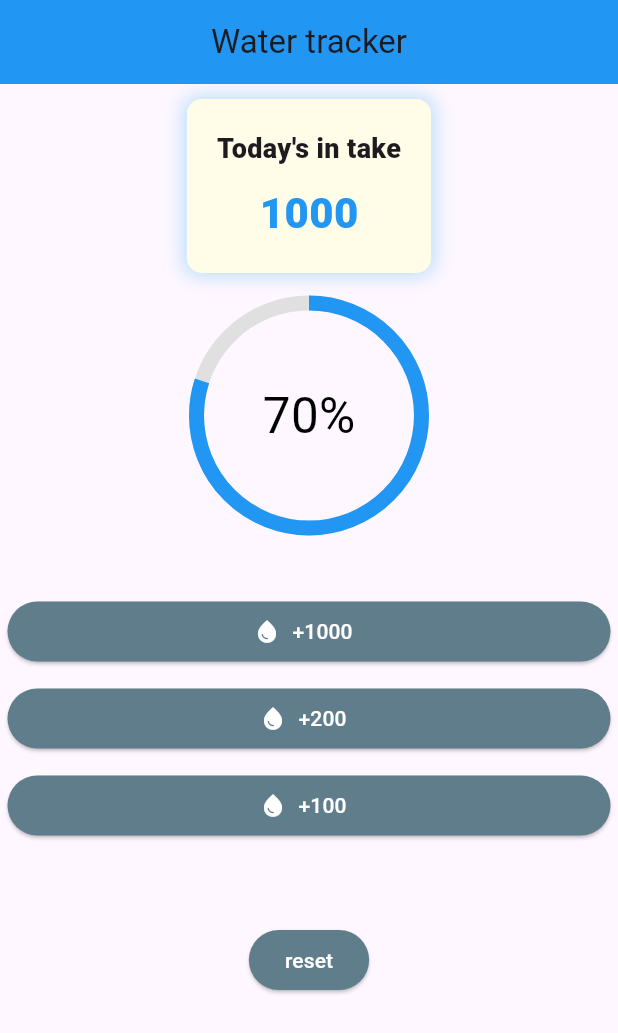
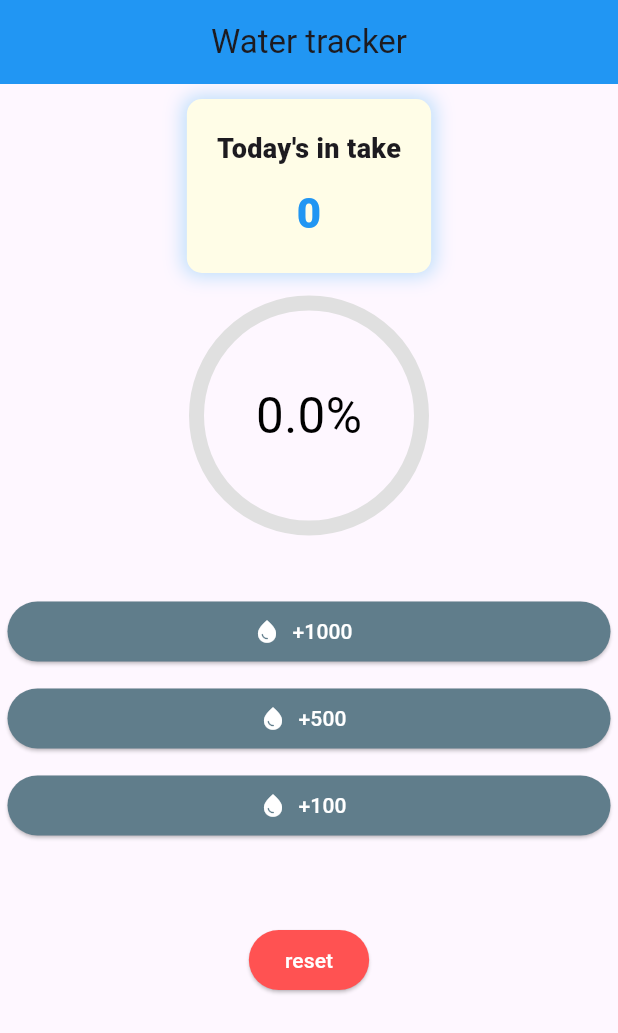
Before and after one commit to ashura-01/water_Tracker, a Flutter app: the screen it shows after launch, on a phone screen of 412 x 824 dp. Shown: the top 1033 px of the screen. Run offline on Flutter 3.47's test engine with Material 3 defaults, Android fonts, the phone set to English and light mode, and no system bars; our stand-ins replace sizer.

Commit message:
completed app

```diff
--- a/lib/addwaterbtn.dart
+++ b/lib/addwaterbtn.dart
@@ -15,10 +15,10 @@ class Addwaterbtn extends StatelessWidget {
       child: Padding(
         padding: EdgeInsets.all(5),
         child: ElevatedButton.icon(
-          onPressed: () {},
+          onPressed: onPressed,
           style: ElevatedButton.styleFrom(
               backgroundColor: Colors.blueGrey, foregroundColor: Colors.white),
-          label: Text("+${amount}"),
+          label: Text("+$amount"),
           icon: Icon(
             icon ?? Icons.water_drop,
             color: Colors.white,
--- a/lib/homepage.dart
+++ b/lib/homepage.dart
@@ -16,7 +16,7 @@ class _HomePageState extends State<HomePage> {
   void addWater(int ammount) {
     setState(() {
       if (_currentIntake < goal) {
-        _currentIntake = _currentIntake += ammount;
+        _currentIntake = (_currentIntake +ammount).clamp(0, goal);
       }
     });
   }
@@ -29,6 +29,7 @@ class _HomePageState extends State<HomePage> {
 
   @override
   Widget build(BuildContext context) {
+    double progress = (_currentIntake/goal).clamp(0.0, 1.0);
     return Scaffold(
       appBar: AppBar(
         title: Text("Water tracker"),
@@ -64,7 +65,7 @@ class _HomePageState extends State<HomePage> {
                     height: 10,
                   ),
                   Text(
-                    "1000",
+                    "${_currentIntake}",
                     style: TextStyle(
                         fontWeight: FontWeight.w800,
                         fontSize: 28,
@@ -83,14 +84,14 @@ class _HomePageState extends State<HomePage> {
                   height: 150,
                   width: 150,
                   child: CircularProgressIndicator(
-                    value: 0.8,
+                    value: progress,
                     color: Colors.blue,
                     backgroundColor: Colors.grey.shade300,
                     strokeWidth: 10,
                   ),
                 ),
                 Text(
-                  "70%",
+                  "${progress*100}%",
                   style: TextStyle(color: Colors.black, fontSize: 4.h),
                 ),
               ],
@@ -100,15 +101,33 @@ class _HomePageState extends State<HomePage> {
             ),
             Wrap(
               children: [
-                Addwaterbtn(amount: 1000, icon: Icons.water_drop,onPressed:()=>addWater(1000),),
-                Addwaterbtn(amount: 200,icon: Icons.water_drop,onPressed: ()=>addWater(200),),
-                Addwaterbtn(amount: 100,icon: Icons.water_drop,onPressed: ()=>addWater(100),),
+                Addwaterbtn(
+                  amount: 1000,
+                  icon: Icons.water_drop,
+                  onPressed: () => addWater(1000),
+                ),
+                Addwaterbtn(
+                  amount: 500,
+                  icon: Icons.water_drop,
+                  onPressed: () => addWater(500),
+                ),
+                Addwaterbtn(
+                  amount: 100,
+                  icon: Icons.water_drop,
+                  onPressed: () => addWater(100),
+                ),
               ],
             ),
             SizedBox(
               height: 50,
             ),
-          ElevatedButton(onPressed: (){}, child: Text("reset"),style:ElevatedButton.styleFrom(backgroundColor: Colors.blueGrey,foregroundColor: Colors.white),),
+            ElevatedButton(
+              onPressed: ()=>resetWater(),
+              style: ElevatedButton.styleFrom(
+                  backgroundColor: Colors.redAccent,
+                  foregroundColor: Colors.white),
+              child: Text("reset"),
+            ),
           ],
         ),
       ),
```
